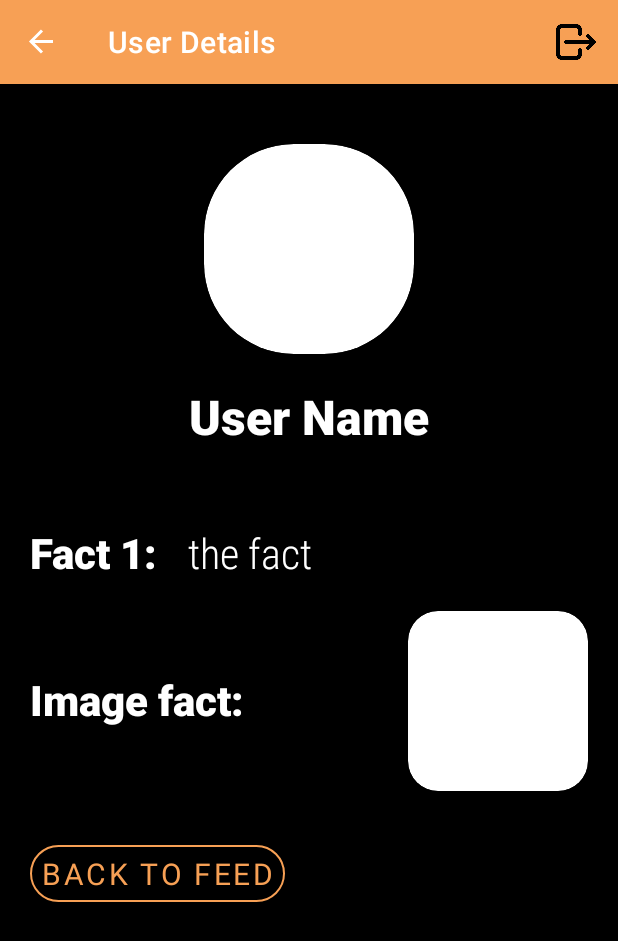
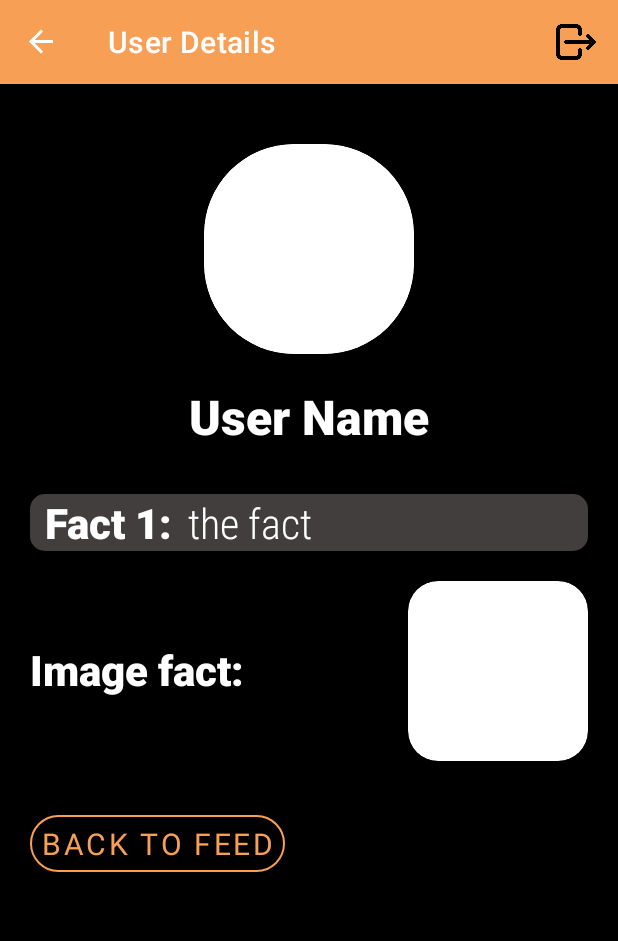
Before and after one commit to Shimoco7/Poll-It, an Android app: the FragmentUserDisplayDetails screen opened through its navigation route, on a phone screen of 412 x 824 dp. Shown: the top 941 px of the screen. Run offline under Robolectric (Android 15) with nearby library versions, the phone set to English and light mode, and no system bars; our stand-ins replace navigation-ui.

Commit message:
other user screen Fix

```diff
--- /dev/null
+++ b/app/src/main/res/drawable/textviewbg.xml
@@ -0,0 +1,17 @@
+<?xml version="1.0" encoding="utf-8"?>
+<shape
+    xmlns:android="http://schemas.android.com/apk/res/android"
+
+    android:shape="rectangle">
+
+    <corners android:radius="10dp"
+        />
+
+    <!-- This is the border color -->
+    <stroke android:width="0dp" android:color="#ccc" />
+
+    <!--- This is the background color -->
+    <solid android:color="@color/primeGray"
+        />
+
+</shape>
--- a/app/src/main/res/layout/fragment_user_display_details.xml
+++ b/app/src/main/res/layout/fragment_user_display_details.xml
@@ -28,13 +28,14 @@
             app:layout_constraintStart_toStartOf="parent"
             app:layout_constraintTop_toBottomOf="@+id/otheruser_img_cardview" />
 
-        <androidx.cardview.widget.CardView
+        <com.google.android.material.circularreveal.cardview.CircularRevealCardView
             android:id="@+id/otheruser_img_cardview"
             android:layout_width="140dp"
             android:layout_height="140dp"
             android:layout_centerHorizontal="true"
             android:layout_marginTop="30dp"
             android:innerRadius="0dp"
+            app:strokeWidth="2dp"
             android:shape="ring"
             android:thicknessRatio="1.9"
             app:cardCornerRadius="60dp"
@@ -52,7 +53,7 @@
                 android:layout_alignParentTop="true"
                 android:layout_centerHorizontal="true"
                 tools:src="@tools:sample/avatars" />
-        </androidx.cardview.widget.CardView>
+        </com.google.android.material.circularreveal.cardview.CircularRevealCardView>
 
 
         <androidx.appcompat.widget.LinearLayoutCompat
@@ -71,6 +72,7 @@
                 android:id="@+id/linearLayoutCompat3"
                 android:layout_width="match_parent"
                 android:layout_height="match_parent"
+                android:background="@drawable/textviewbg"
                 android:orientation="horizontal">
 
 
@@ -78,7 +80,7 @@
                     android:id="@+id/otheruser_txt_imgfact"
                     android:layout_width="wrap_content"
                     android:layout_height="wrap_content"
-                    android:layout_marginTop="20dp"
+                    android:paddingLeft="10dp"
                     android:fontFamily="sans-serif-black"
                     android:gravity="left"
                     android:text="Fact 1:"
@@ -90,10 +92,10 @@
                     android:id="@+id/otheruser_txt_answer1"
                     android:layout_width="match_parent"
                     android:layout_height="wrap_content"
-                    android:layout_marginTop="20dp"
+
                     android:fontFamily="sans-serif-condensed-light"
                     android:gravity="left"
-                    android:paddingLeft="20dp"
+                    android:paddingLeft="10dp"
                     android:text="the fact"
 
                     android:textColor="@color/white"
--- a/app/src/main/res/values/colors.xml
+++ b/app/src/main/res/values/colors.xml
@@ -9,5 +9,7 @@
     <color name="white">#FFFFFFFF</color>
     <color name="primeRed">#F76055</color>
     <color name="primeOrng">#f7a055</color>
+    <color name="primeGray">#423e3e</color>
+
 
 </resources>
```
Also changed, not shown: app/src/main/java/com/example/appproject/feed.java (added, +64 -0 lines), app/src/main/res/layout/fragment_feed.xml (added, +25 -0 lines), app/src/main/res/values/style.xml (added, +8 -0 lines).
